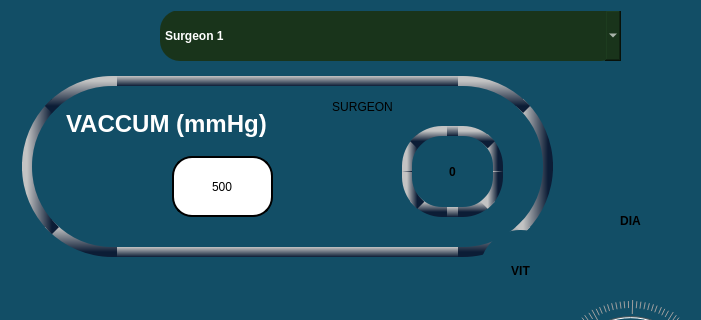
Qt form mainwindow.ui (RISWANAAAA/venturiphaco) before a commit; both pictures show x 0 to 701 and y 0 to 320 of the 1270 by 720 pixel window.
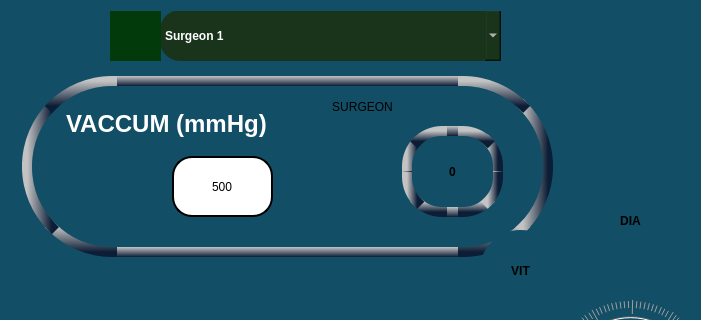
The same form after that commit. Icons and pictures are not drawn.

```diff
--- a/mainwindow.ui
+++ b/mainwindow.ui
@@ -5086,7 +5086,7 @@
    <widget class="QPushButton" name="SETTINGS_BUT_4">
     <property name="geometry">
      <rect>
-      <x>520</x>
+      <x>110</x>
       <y>10</y>
       <width>51</width>
       <height>51</height>
@@ -5094,8 +5094,7 @@
     </property>
     <property name="styleSheet">
      <string notr="true">image: url(:/images/doctor.png);
-background-color:transparent;
-
+background-color: rgb(3, 58, 11);
 border-radius:30px;</string>
     </property>
     <property name="text">
@@ -5285,7 +5284,7 @@
      <rect>
       <x>160</x>
       <y>10</y>
-      <width>461</width>
+      <width>341</width>
       <height>51</height>
      </rect>
     </property>
```
